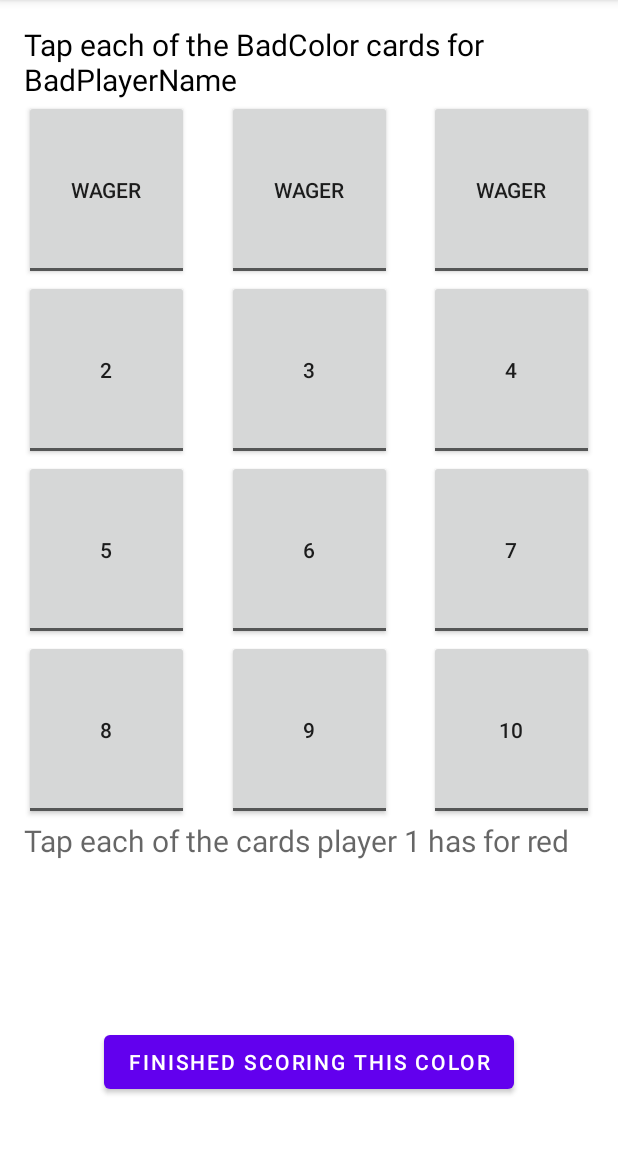
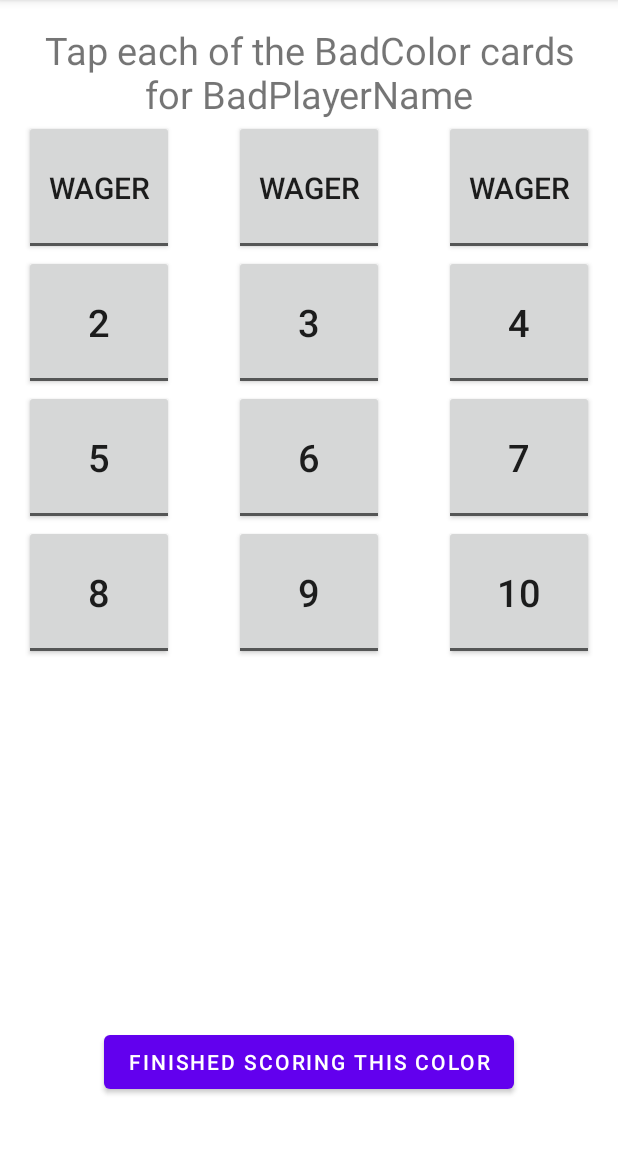
Before and after one commit to StellarsJayNorthwest/LostCities, an Android app: the SingleColorScoringActivity screen opened directly, with no data from a screen before it, on a phone screen of 412 x 824 dp, the part 84-1236 px from its top. Run offline under Robolectric (Android 15) with nearby library versions, the phone set to English and light mode, and no system bars.

Commit message:
Layout fixes and tweaks

```diff
--- a/app/src/main/res/layout/activity_main.xml
+++ b/app/src/main/res/layout/activity_main.xml
@@ -18,7 +18,6 @@
 
     <Button
         android:id="@+id/player1hand1"
-        android:backgroundTint="@android:color/holo_red_dark"
         app:layout_constraintStart_toStartOf="parent"
         app:layout_constraintTop_toBottomOf="@id/player1Name"
         android:layout_width="150dp"
@@ -27,7 +26,6 @@
 
     <Button
         android:id="@+id/player1hand2"
-        android:backgroundTint="@android:color/holo_red_dark"
         app:layout_constraintStart_toStartOf="parent"
         app:layout_constraintTop_toBottomOf="@id/player1hand1"
         android:layout_width="150dp"
@@ -36,7 +34,6 @@
 
     <Button
         android:id="@+id/player1hand3"
-        android:backgroundTint="@android:color/holo_red_dark"
         app:layout_constraintStart_toStartOf="parent"
         app:layout_constraintTop_toBottomOf="@id/player1hand2"
         android:layout_width="150dp"
@@ -53,7 +50,6 @@
 
     <Button
         android:id="@+id/player2hand1"
-        android:backgroundTint="@android:color/holo_red_dark"
         app:layout_constraintEnd_toEndOf="parent"
         app:layout_constraintTop_toBottomOf="@id/player2Name"
         android:layout_width="150dp"
@@ -62,7 +58,6 @@
 
     <Button
         android:id="@+id/player2hand2"
-        android:backgroundTint="@android:color/holo_red_dark"
         app:layout_constraintEnd_toEndOf="parent"
         app:layout_constraintTop_toBottomOf="@id/player2hand1"
         android:layout_width="150dp"
@@ -71,7 +66,6 @@
 
     <Button
         android:id="@+id/player2hand3"
-        android:backgroundTint="@android:color/holo_red_dark"
         app:layout_constraintEnd_toEndOf="parent"
         app:layout_constraintTop_toBottomOf="@id/player2hand2"
         android:layout_width="150dp"
@@ -86,7 +80,6 @@
         app:layout_constraintLeft_toRightOf="@id/player1hand1"
         app:layout_constraintTop_toTopOf="@id/player1hand1"
         app:layout_constraintRight_toLeftOf="@id/player2hand1"
-        android:textColor="@color/black"
         android:textSize="30dp"
         android:text="1" />
 
@@ -96,7 +89,6 @@
         app:layout_constraintLeft_toRightOf="@id/player1hand2"
         app:layout_constraintTop_toTopOf="@id/player1hand2"
         app:layout_constraintRight_toLeftOf="@id/player2hand2"
-        android:textColor="@color/black"
         android:textSize="30dp"
         android:text="2" />
 
@@ -106,7 +98,6 @@
         app:layout_constraintLeft_toRightOf="@id/player1hand3"
         app:layout_constraintTop_toTopOf="@id/player1hand3"
         app:layout_constraintRight_toLeftOf="@id/player2hand3"
-        android:textColor="@color/black"
         android:textSize="30dp"
         android:text="3" />
 
@@ -116,13 +107,11 @@
         android:id="@+id/player1Total"
         android:layout_width="150dp"
         android:layout_height="wrap_content"
-        android:text=""
-        android:hint="total 1"
+        android:text="0"
         android:gravity="center"
         android:layout_marginTop="40dp"
         app:layout_constraintStart_toStartOf="parent"
         app:layout_constraintTop_toBottomOf="@id/player1hand3"
-        android:textColor="@color/black"
         android:textSize="20sp" />
 
     <TextView
@@ -133,32 +122,28 @@
         app:layout_constraintStart_toStartOf="parent"
         app:layout_constraintEnd_toEndOf="parent"
         app:layout_constraintTop_toTopOf="@id/player1Total"
-        android:textColor="@color/black"
         android:textSize="20dp" />
 
     <TextView
         android:id="@+id/player2Total"
         android:layout_width="150dp"
         android:layout_height="wrap_content"
-        android:text=""
-        android:hint="total 2"
+        android:text="0"
         android:gravity="center"
         app:layout_constraintTop_toTopOf="@id/player1Total"
         app:layout_constraintEnd_toEndOf="parent"
-        android:textColor="@color/black"
         android:textSize="20sp" />
 
     <TextView
         android:id="@+id/finalResult"
         android:layout_width="wrap_content"
         android:layout_height="wrap_content"
-        android:text="Tap purple buttons to set player names. Tap a red button to enter scores for a hand. May the best player win!"
+        android:text="Tap player names to enter names. Tap hand buttons to enter scores for a hand. May the best player win!"
         android:gravity="center"
         android:layout_marginTop="50dp"
         app:layout_constraintTop_toBottomOf="@id/player1Total"
         app:layout_constraintStart_toStartOf="parent"
         app:layout_constraintEnd_toEndOf="parent"
-        android:textColor="@color/black"
         android:textSize="20sp" />
 
 </androidx.constraintlayout.widget.ConstraintLayout>
--- a/app/src/main/res/layout/single_color_scoring_activity.xml
+++ b/app/src/main/res/layout/single_color_scoring_activity.xml
@@ -11,39 +11,41 @@
         android:id="@+id/headerText"
         android:layout_width="wrap_content"
         android:layout_height="wrap_content"
-        android:textColor="@color/black"
-        android:textSize="20sp"
-        android:hint="Tap each of the cards player 1 has for red"
-        android:text="" />
+        android:gravity="center"
+        android:text=""
+        android:textSize="25dp" />
 
     <!-- First row of buttons: three wagers -->
 
     <ToggleButton
         android:id="@+id/wager1"
-        android:layout_width="110dp"
-        android:layout_height="120dp"
+        android:textSize="20dp"
+        android:layout_width="100dp"
+        android:layout_height="90dp"
+        android:textOff="Wager"
         android:textOn="Wager"
-        android:textOff="Wager"
         app:layout_constraintStart_toStartOf="parent"
         app:layout_constraintTop_toBottomOf="@id/headerText" />
 
     <ToggleButton
         android:id="@+id/wager2"
-        android:layout_width="110dp"
-        android:layout_height="120dp"
+        android:textSize="20dp"
+        android:layout_width="100dp"
+        android:layout_height="90dp"
+        android:textOff="Wager"
         android:textOn="Wager"
-        android:textOff="Wager"
         app:layout_constraintLeft_toLeftOf="parent"
         app:layout_constraintRight_toRightOf="parent"
         app:layout_constraintTop_toBottomOf="@id/headerText" />
 
     <ToggleButton
         android:id="@+id/wager3"
-        android:layout_width="110dp"
-        android:layout_height="120dp"
+        android:textSize="20dp"
+        android:layout_width="100dp"
+        android:layout_height="90dp"
         android:layout_marginLeft="10dp"
+        android:textOff="Wager"
         android:textOn="Wager"
-        android:textOff="Wager"
         app:layout_constraintEnd_toEndOf="parent"
         app:layout_constraintTop_toBottomOf="@id/headerText" />
 
@@ -51,30 +53,33 @@
 
     <ToggleButton
         android:id="@+id/card2"
-        android:layout_width="110dp"
-        android:layout_height="120dp"
+        android:textSize="25dp"
+        android:layout_width="100dp"
+        android:layout_height="90dp"
+        android:textOff="2"
         android:textOn="2"
-        android:textOff="2"
         app:layout_constraintStart_toStartOf="parent"
         app:layout_constraintTop_toBottomOf="@id/wager1" />
 
     <ToggleButton
         android:id="@+id/card3"
-        android:layout_width="110dp"
-        android:layout_height="120dp"
+        android:textSize="25dp"
+        android:layout_width="100dp"
+        android:layout_height="90dp"
+        android:textOff="3"
         android:textOn="3"
-        android:textOff="3"
         app:layout_constraintLeft_toLeftOf="parent"
         app:layout_constraintRight_toRightOf="parent"
         app:layout_constraintTop_toBottomOf="@id/wager1" />
 
     <ToggleButton
         android:id="@+id/card4"
-        android:layout_width="110dp"
-        android:layout_height="120dp"
+        android:textSize="25dp"
+        android:layout_width="100dp"
+        android:layout_height="90dp"
         android:layout_marginLeft="10dp"
+        android:textOff="4"
         android:textOn="4"
-        android:textOff="4"
         app:layout_constraintEnd_toEndOf="parent"
         app:layout_constraintTop_toBottomOf="@id/wager1" />
 
@@ -82,30 +87,33 @@
 
     <ToggleButton
         android:id="@+id/card5"
-        android:layout_width="110dp"
-        android:layout_height="120dp"
+        android:textSize="25dp"
+        android:layout_width="100dp"
+        android:layout_height="90dp"
+        android:textOff="5"
         android:textOn="5"
-        android:textOff="5"
         app:layout_constraintStart_toStartOf="parent"
         app:layout_constraintTop_toBottomOf="@id/card2" />
 
     <ToggleButton
         android:id="@+id/card6"
-        android:layout_width="110dp"
-        android:layout_height="120dp"
+        android:textSize="25dp"
+        android:layout_width="100dp"
+        android:layout_height="90dp"
+        android:textOff="6"
         android:textOn="6"
-        android:textOff="6"
         app:layout_constraintLeft_toLeftOf="parent"
         app:layout_constraintRight_toRightOf="parent"
         app:layout_constraintTop_toBottomOf="@id/card3" />
 
     <ToggleButton
         android:id="@+id/card7"
-        android:layout_width="110dp"
-        android:layout_height="120dp"
+        android:textSize="25dp"
+        android:layout_width="100dp"
+        android:layout_height="90dp"
         android:layout_marginLeft="10dp"
+        android:textOff="7"
         android:textOn="7"
-        android:textOff="7"
         app:layout_constraintEnd_toEndOf="parent"
         app:layout_constraintTop_toBottomOf="@id/card3" />
 
@@ -113,30 +121,33 @@
 
     <ToggleButton
         android:id="@+id/card8"
-        android:layout_width="110dp"
-        android:layout_height="120dp"
+        android:textSize="25dp"
+        android:layout_width="100dp"
+        android:layout_height="90dp"
+        android:textOff="8"
         android:textOn="8"
-        android:textOff="8"
         app:layout_constraintStart_toStartOf="parent"
         app:layout_constraintTop_toBottomOf="@id/card5" />
 
     <ToggleButton
         android:id="@+id/card9"
-        android:layout_width="110dp"
-        android:layout_height="120dp"
+        android:textSize="25dp"
+        android:layout_width="100dp"
+        android:layout_height="90dp"
+        android:textOff="9"
         android:textOn="9"
-        android:textOff="9"
         app:layout_constraintLeft_toLeftOf="parent"
         app:layout_constraintRight_toRightOf="parent"
         app:layout_constraintTop_toBottomOf="@id/card6" />
 
     <ToggleButton
         android:id="@+id/card10"
-        android:layout_width="110dp"
-        android:layout_height="120dp"
+        android:textSize="25dp"
+        android:layout_width="100dp"
+        android:layout_height="90dp"
         android:layout_marginLeft="10dp"
+        android:textOff="10"
         android:textOn="10"
-        android:textOff="10"
         app:layout_constraintEnd_toEndOf="parent"
         app:layout_constraintTop_toBottomOf="@id/card7" />
 
@@ -144,10 +155,10 @@
         android:id="@+id/runningTotal"
         android:layout_width="wrap_content"
         android:layout_height="wrap_content"
-        android:textColor="@color/black"
-        android:textSize="20sp"
-        android:hint="Tap each of the cards player 1 has for red"
+        android:gravity="center"
+        android:hint=""
         android:text=""
+        android:textSize="25dp"
         app:layout_constraintStart_toStartOf="parent"
         app:layout_constraintTop_toBottomOf="@id/card8" />
 
@@ -155,10 +166,10 @@
         android:id="@+id/doneButton"
         android:layout_width="wrap_content"
         android:layout_height="wrap_content"
+        android:layout_marginBottom="20dp"
         android:text="Finished scoring this color"
-        android:layout_marginBottom="20dp"
+        app:layout_constraintBottom_toBottomOf="parent"
         app:layout_constraintLeft_toLeftOf="parent"
-        app:layout_constraintRight_toRightOf="parent"
-        app:layout_constraintBottom_toBottomOf="parent" />
+        app:layout_constraintRight_toRightOf="parent" />
 
 </androidx.constraintlayout.widget.ConstraintLayout>
```
